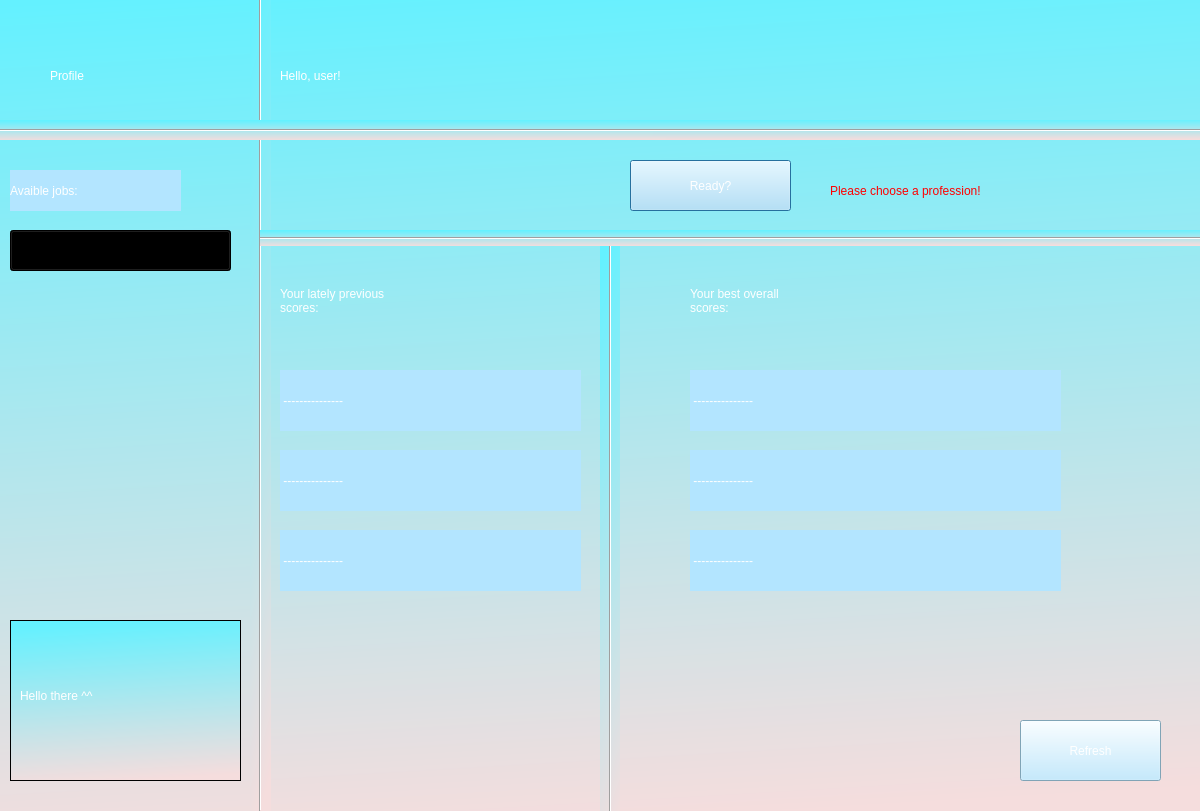
Before: the Qt Designer form Skriptovi/Profile.ui in xcWhy/QiuzJob, drawn with Qt 5.
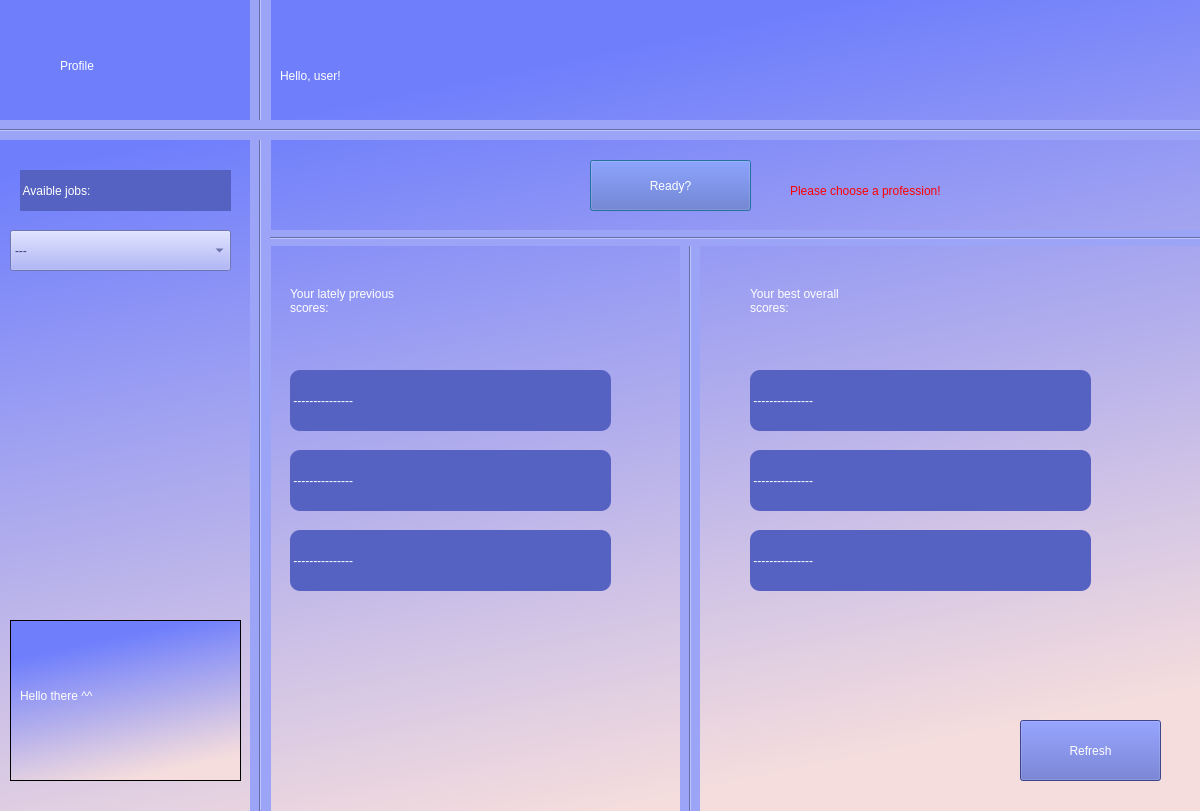
After: the same form once the commit is applied.

Patch:
```diff
--- a/Skriptovi/Profile.ui
+++ b/Skriptovi/Profile.ui
@@ -23,7 +23,8 @@
     </rect>
    </property>
    <property name="styleSheet">
-    <string notr="true">background-color: qlineargradient(spread:pad, x1:0.426, y1:0.00568182, x2:0.517, y2:1, stop:0 rgba(100, 241, 255, 255), stop:1 rgba(245, 221, 221, 255));</string>
+    <string notr="true">
+background-color: qlineargradient(spread:pad, x1:0.21, y1:0.187773, x2:0.466, y2:1, stop:0 rgba(111, 127, 252, 255), stop:1 rgba(245, 221, 221, 255));</string>
    </property>
    <widget class="QComboBox" name="theme_box">
     <property name="geometry">
@@ -35,9 +36,9 @@
      </rect>
     </property>
     <property name="styleSheet">
-     <string notr="true">background-color: rgb(255, 255, 255);
+     <string notr="true">color: rgb(54, 63, 124);
 font: 18pt &quot;MS Shell Dlg 2&quot;;
-background-color: qlineargradient(spread:pad, x1:0.585091, y1:0.619, x2:0.67, y2:1, stop:0.00568182 rgba(161, 206, 245, 178), stop:0.994318 rgba(245, 245, 245, 255));</string>
+background-color: rgb(155, 164, 247);</string>
     </property>
     <item>
      <property name="text">
@@ -79,6 +80,9 @@
       <height>20</height>
      </rect>
     </property>
+    <property name="styleSheet">
+     <string notr="true">background-color: rgb(155, 164, 247);</string>
+    </property>
     <property name="orientation">
      <enum>Qt::Horizontal</enum>
     </property>
@@ -86,8 +90,8 @@
    <widget class="QLabel" name="label">
     <property name="geometry">
      <rect>
-      <x>100</x>
-      <y>60</y>
+      <x>110</x>
+      <y>50</y>
       <width>151</width>
       <height>91</height>
      </rect>
@@ -104,16 +108,18 @@
    <widget class="QPushButton" name="ButtonReady">
     <property name="geometry">
      <rect>
-      <x>680</x>
+      <x>640</x>
       <y>190</y>
       <width>161</width>
       <height>51</height>
      </rect>
     </property>
     <property name="styleSheet">
-     <string notr="true">font: 24pt &quot;MS Shell Dlg 2&quot;;
+     <string notr="true">
+background-color: rgb(85, 98, 194);
 color: rgb(255, 255, 255);
-background-color: rgb(179, 229, 255);</string>
+	font: 24pt &quot;Rockwell&quot;;
+</string>
     </property>
     <property name="text">
      <string>Ready?</string>
@@ -122,19 +128,19 @@
    <widget class="QLabel" name="label_2">
     <property name="geometry">
      <rect>
-      <x>60</x>
+      <x>70</x>
       <y>200</y>
-      <width>171</width>
+      <width>211</width>
       <height>41</height>
      </rect>
     </property>
     <property name="styleSheet">
-     <string notr="true">color: rgb(255, 255, 255);
-background-color: rgb(179, 229, 255);
-font: 22pt &quot;MS Shell Dlg 2&quot;;</string>
+     <string notr="true">background-color: rgb(85, 98, 194);
+color: rgb(255, 255, 255);
+	font: 24pt &quot;Rockwell&quot;;</string>
     </property>
     <property name="text">
-     <string>Avaible jobs:</string>
+     <string> Avaible jobs:</string>
     </property>
    </widget>
    <widget class="Line" name="line">
@@ -146,6 +152,9 @@
       <height>831</height>
      </rect>
     </property>
+    <property name="styleSheet">
+     <string notr="true">background-color: rgb(155, 164, 247);</string>
+    </property>
     <property name="orientation">
      <enum>Qt::Vertical</enum>
     </property>
@@ -171,12 +180,15 @@
    <widget class="Line" name="line_3">
     <property name="geometry">
      <rect>
-      <x>310</x>
+      <x>320</x>
       <y>260</y>
       <width>961</width>
       <height>16</height>
      </rect>
     </property>
+    <property name="styleSheet">
+     <string notr="true">background-color: rgb(155, 164, 247);</string>
+    </property>
     <property name="orientation">
      <enum>Qt::Horizontal</enum>
     </property>
@@ -184,7 +196,7 @@
    <widget class="QLabel" name="label_4">
     <property name="geometry">
      <rect>
-      <x>330</x>
+      <x>340</x>
       <y>300</y>
       <width>261</width>
       <height>61</height>
@@ -203,16 +215,17 @@
    <widget class="QLabel" name="prevlabel1">
     <property name="geometry">
      <rect>
-      <x>330</x>
+      <x>340</x>
       <y>400</y>
-      <width>301</width>
+      <width>321</width>
       <height>61</height>
      </rect>
     </property>
     <property name="styleSheet">
-     <string notr="true">font: 20pt &quot;MS Shell Dlg 2&quot;;
+     <string notr="true">background-color: rgb(85, 98, 194);
 color: rgb(255, 255, 255);
-background-color: rgb(179, 229, 255);</string>
+	font: 20pt &quot;Rockwell&quot;;
+border-radius: 10px;</string>
     </property>
     <property name="text">
      <string> ---------------</string>
@@ -221,16 +234,18 @@
    <widget class="QLabel" name="prevlabel2">
     <property name="geometry">
      <rect>
-      <x>330</x>
+      <x>340</x>
       <y>480</y>
-      <width>301</width>
+      <width>321</width>
       <height>61</height>
      </rect>
     </property>
     <property name="styleSheet">
-     <string notr="true">font: 20pt &quot;MS Shell Dlg 2&quot;;
+     <string notr="true">background-color: rgb(85, 98, 194);
 color: rgb(255, 255, 255);
-background-color: rgb(179, 229, 255);</string>
+	font: 20pt &quot;Rockwell&quot;;
+
+border-radius: 10px;</string>
     </property>
     <property name="text">
      <string> ---------------</string>
@@ -239,17 +254,18 @@
    <widget class="QLabel" name="prevlabel3">
     <property name="geometry">
      <rect>
-      <x>330</x>
+      <x>340</x>
       <y>560</y>
-      <width>301</width>
+      <width>321</width>
       <height>61</height>
      </rect>
     </property>
     <property name="styleSheet">
-     <string notr="true">font: 20pt &quot;MS Shell Dlg 2&quot;;
+     <string notr="true">background-color: rgb(85, 98, 194);
 color: rgb(255, 255, 255);
-background-color: rgb(179, 229, 255);
-</string>
+	font: 20pt &quot;Rockwell&quot;;
+
+border-radius: 10px;</string>
     </property>
     <property name="text">
      <string> ---------------</string>
@@ -258,16 +274,18 @@
    <widget class="QLabel" name="bestlabel2">
     <property name="geometry">
      <rect>
-      <x>740</x>
+      <x>800</x>
       <y>480</y>
-      <width>371</width>
+      <width>341</width>
       <height>61</height>
      </rect>
     </property>
     <property name="styleSheet">
-     <string notr="true">font: 20pt &quot;MS Shell Dlg 2&quot;;
+     <string notr="true">background-color: rgb(85, 98, 194);
 color: rgb(255, 255, 255);
-background-color: rgb(179, 229, 255);</string>
+	font: 20pt &quot;Rockwell&quot;;
+
+border-radius: 10px;</string>
     </property>
     <property name="text">
      <string> ---------------</string>
@@ -276,16 +294,18 @@
    <widget class="QLabel" name="bestlabel3">
     <property name="geometry">
      <rect>
-      <x>740</x>
+      <x>800</x>
       <y>560</y>
-      <width>371</width>
+      <width>341</width>
       <height>61</height>
      </rect>
     </property>
     <property name="styleSheet">
-     <string notr="true">font: 20pt &quot;MS Shell Dlg 2&quot;;
+     <string notr="true">background-color: rgb(85, 98, 194);
 color: rgb(255, 255, 255);
-background-color: rgb(179, 229, 255);</string>
+	font: 20pt &quot;Rockwell&quot;;
+
+border-radius: 10px;</string>
     </property>
     <property name="text">
      <string> ---------------</string>
@@ -294,16 +314,18 @@
    <widget class="QLabel" name="bestlabel1">
     <property name="geometry">
      <rect>
-      <x>740</x>
+      <x>800</x>
       <y>400</y>
-      <width>371</width>
+      <width>341</width>
       <height>61</height>
      </rect>
     </property>
     <property name="styleSheet">
-     <string notr="true">font: 20pt &quot;MS Shell Dlg 2&quot;;
+     <string notr="true">background-color: rgb(85, 98, 194);
 color: rgb(255, 255, 255);
-background-color: rgb(179, 229, 255);</string>
+	font: 20pt &quot;Rockwell&quot;;
+
+border-radius: 10px;</string>
     </property>
     <property name="text">
      <string> ---------------</string>
@@ -312,7 +334,7 @@
    <widget class="QLabel" name="label_11">
     <property name="geometry">
      <rect>
-      <x>740</x>
+      <x>800</x>
       <y>300</y>
       <width>261</width>
       <height>61</height>
@@ -331,12 +353,15 @@
    <widget class="Line" name="line_4">
     <property name="geometry">
      <rect>
-      <x>650</x>
+      <x>730</x>
       <y>270</y>
       <width>20</width>
       <height>611</height>
      </rect>
     </property>
+    <property name="styleSheet">
+     <string notr="true">background-color: rgb(155, 164, 247);</string>
+    </property>
     <property name="orientation">
      <enum>Qt::Vertical</enum>
     </property>
@@ -351,9 +376,9 @@
      </rect>
     </property>
     <property name="styleSheet">
-     <string notr="true">font: 24pt &quot;MS Shell Dlg 2&quot;;
+     <string notr="true">background-color: rgb(85, 98, 194);
 color: rgb(255, 255, 255);
-background-color: rgb(179, 229, 255);</string>
+	font: 24pt &quot;Rockwell&quot;;</string>
     </property>
     <property name="text">
      <string>Refresh</string>
@@ -372,7 +397,7 @@
    <widget class="QLabel" name="warning_label">
     <property name="geometry">
      <rect>
-      <x>880</x>
+      <x>840</x>
       <y>200</y>
       <width>201</width>
       <height>41</height>
```
Left out of the diff: 6 changed lines with no effect on the pictures.
